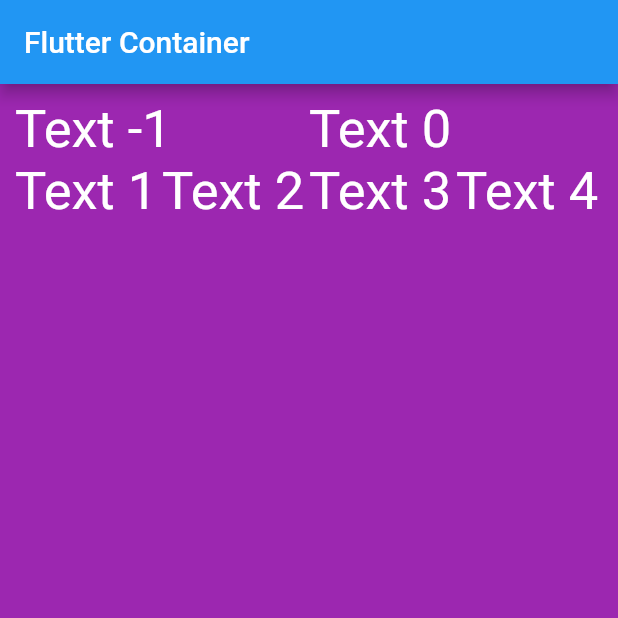
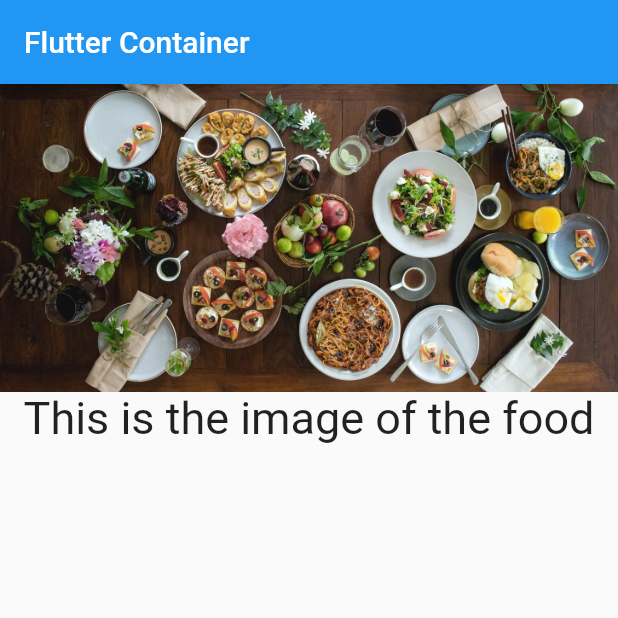
Before and after one commit to ajitkbaral/First-Flutter-App, a Flutter app: the screen it shows after launch, on a phone screen of 412 x 824 dp, the top half of it. Run offline on Flutter 3.47's test engine with Material 2 defaults, Android fonts, the phone set to English and light mode, and no system bars.

Commit message:
Image added

```diff
--- a/lib/app_screens/home.dart
+++ b/lib/app_screens/home.dart
@@ -7,79 +7,28 @@ class Home extends StatelessWidget {
       appBar: AppBar(
         title: Text("Flutter Container"),
       ),
-      body: Center(
-        child: Container(
-          padding: EdgeInsets.all(10.0),
-          alignment: Alignment.center,
-          color: Colors.purple,
-          child: Column(
-            children: <Widget>[
-              Row(
-              children: <Widget>[
-                Expanded(
-                  child: Text(
-                    "Text -1",
-                    style: TextStyle(
-                      color: Colors.white,
-                      fontSize: 35.0
-                    )
-                  )
-                ),
-                Expanded(
-                  child: Text(
-                    "Text 0",
-                    style: TextStyle(
-                      color: Colors.white,
-                      fontSize: 35.0
-                    )
-                  )
-                ),
-              ],
-            ),
-            Row (
-              children: <Widget>[
-                Expanded(
-                  child: Text(
-                    "Text 1",
-                    style: TextStyle(
-                      color: Colors.white,
-                      fontSize: 35.0
-                    )
-                  )
-                ),
-                Expanded(
-                  child: Text(
-                    "Text 2",
-                    style: TextStyle(
-                      color: Colors.white,
-                      fontSize: 35.0
-                    )
-                  )
-                ),
-                Expanded(
-                  child: Text(
-                    "Text 3",
-                    style: TextStyle(
-                      color: Colors.white,
-                      fontSize: 35.0
-                    )
-                  )
-                ),
-                Expanded(
-                  child: Text(
-                    "Text 4",
-                    style: TextStyle(
-                      color: Colors.white,
-                      fontSize: 35.0
-                    )
-                  )
-                )
-              ],
-            )
-            ],
+      body: Column(
+        children: <Widget>[
+          FoodImageAsset(),
+          Text(
+            "This is the image of the food",
+            style: TextStyle(fontSize: 30.0),
           )
-        )
+        ],
       )
+
+    );
+  }
+}
+
+class FoodImageAsset extends StatelessWidget {
+  @override
+  Widget build(BuildContext context) {
+    Image image = Image(
+      image: AssetImage('images/image1.jpg')
+      );
+    return Container(
+      child: image,
     );
   }
 
--- a/pubspec.yaml
+++ b/pubspec.yaml
@@ -41,9 +41,8 @@ flutter:
   uses-material-design: true
 
   # To add assets to your application, add an assets section, like this:
-  # assets:
-  #  - images/a_dot_burr.jpeg
-  #  - images/a_dot_ham.jpeg
+  assets:
+    - images/image1.jpg
 
   # An image asset can refer to one or more resolution-specific "variants", see
   # https://flutter.dev/assets-and-images/#resolution-aware.
```
Also changed, not shown: images/image1.jpg (added).
